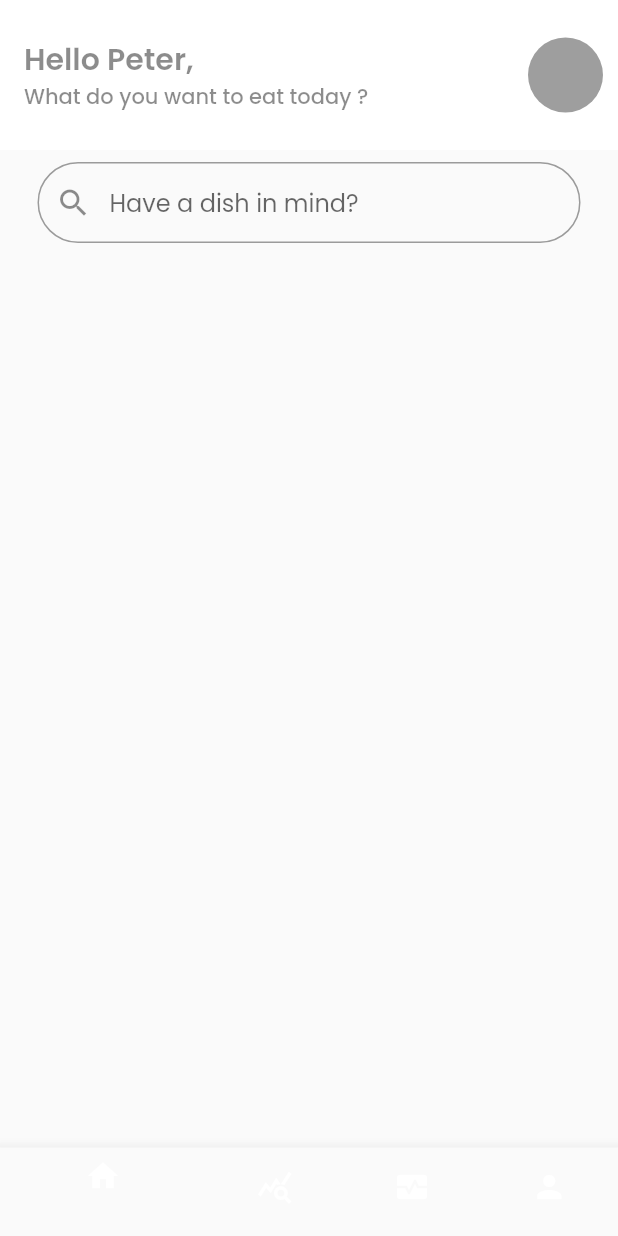
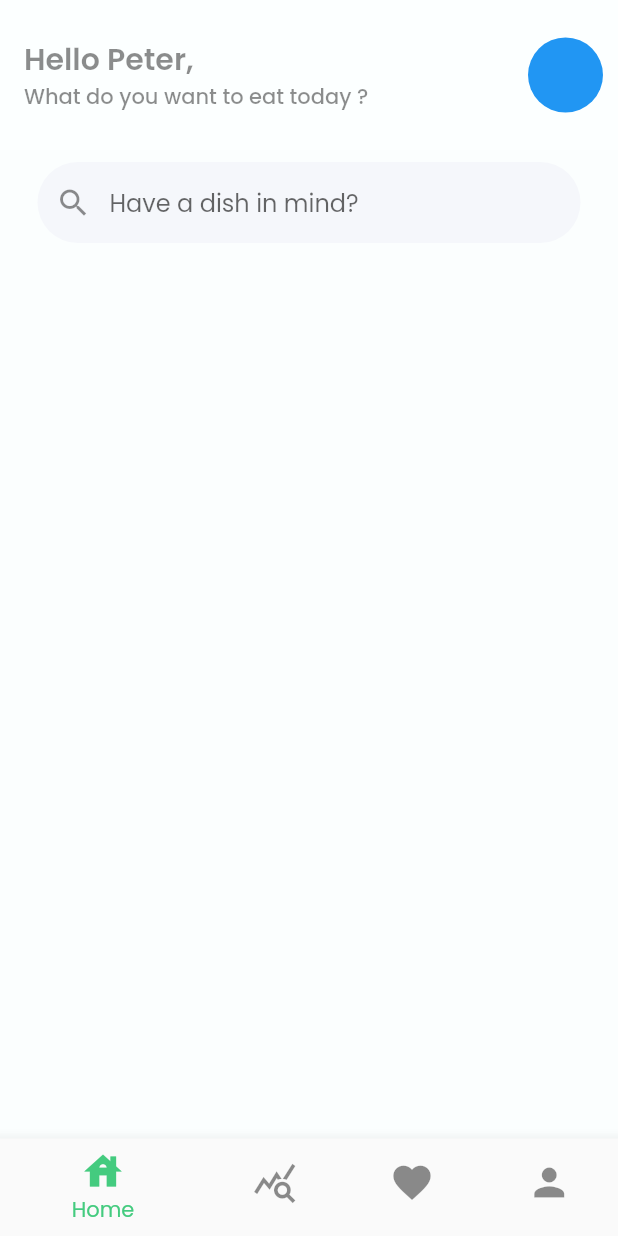
Before and after one commit to MaryemJaouadii/Foody, a Flutter app: the screen it shows after launch, on a phone screen of 412 x 824 dp. Run offline on Flutter 3.47's test engine with Material 2 defaults, Android fonts, the light colour scheme and no system bars; drawn by our look-alikes of searchfield; our stand-ins replace font_awesome_flutter, speech_to_text.

Commit message:
add BottomNavigationBar

```diff
--- a/lib/main.dart
+++ b/lib/main.dart
@@ -75,7 +75,8 @@ class _HomePageState extends State<HomePage> {
       theme: ThemeData(
         brightness: Brightness.light,
         //primaryColor: kprimaryColor,
-        fontFamily: 'Poppins'
+        fontFamily: 'Poppins',
+        scaffoldBackgroundColor: Color(0xFFFBFEFE),
       ),
       initialRoute: HomeScreen.id,
       routes: {
--- a/lib/screens/HomeScreen.dart
+++ b/lib/screens/HomeScreen.dart
@@ -1,6 +1,8 @@
 import 'package:flutter/cupertino.dart';
 import 'package:flutter/material.dart';
 import 'package:searchfield/searchfield.dart';
+import 'package:font_awesome_flutter/font_awesome_flutter.dart';
+
 
 
 class HomeScreen extends StatefulWidget {
@@ -13,11 +15,19 @@ class HomeScreen extends StatefulWidget {
 
 class _HomeScreenState extends State<HomeScreen> {
   var myList = ['ABC', 'CDE', 'EFG','HIJ'];
+  int _selectedIndex = 0;
+
+  void _onItemTapped(int index) {
+    setState(() {
+      _selectedIndex = index;
+    });
+  }
+
   @override
   Widget build(BuildContext context) {
     return Scaffold(
       appBar: AppBar(
-        backgroundColor: Colors.white,
+        backgroundColor: Color(0xFFFCFFFF),
         centerTitle: false,
         elevation: 0,
         toolbarHeight: 100,
@@ -49,21 +59,26 @@ class _HomeScreenState extends State<HomeScreen> {
                 height: 50,
                 decoration: const BoxDecoration(
                   shape: BoxShape.circle,
-                  color: Colors.grey, //remove this when you add image.
+                  color: Colors.blue, //remove this when you add image.
                 ),
               ),
             )
         ],
       ),
       bottomNavigationBar: BottomNavigationBar(
-        items: [
-          BottomNavigationBarItem(icon: Icon(Icons.home),label: ""),
-          BottomNavigationBarItem(icon: Icon(Icons.query_stats),label: ""),
-          BottomNavigationBarItem(icon: Icon(Icons.monitor_heart),label: ""),
-          BottomNavigationBarItem(icon: Icon(Icons.person),label: ""),
+        iconSize: 30.0,
+        unselectedItemColor: Colors.black45,
+        selectedItemColor: const Color(0xff44cb7f),
+        items: const [
+          BottomNavigationBarItem(icon: Icon(Icons.house,),label: "Home"),
+          BottomNavigationBarItem(icon: Icon(Icons.query_stats),label: "Stats"),
+          BottomNavigationBarItem(icon: Icon(Icons.favorite),label: "Favorites"),
+          BottomNavigationBarItem(icon: Icon(Icons.person),label: "Profile"),
+        ],
+        currentIndex: _selectedIndex,
+        onTap: _onItemTapped,
+      ),
 
-        ],
-      ),
       body: ListView(
         children: [
           Padding(
@@ -73,11 +88,14 @@ class _HomeScreenState extends State<HomeScreen> {
                   (e) => SearchFieldListItem(e),
                      ).toList(),
               searchInputDecoration: InputDecoration(
+                filled: true,
+                fillColor: Color(0xFFF5F7FB),
                 contentPadding: EdgeInsets.symmetric(vertical: 15.0),
                 hintText: "Have a dish in mind?",
                 prefixIcon: Icon(Icons.search),
                 border: OutlineInputBorder(
                   borderRadius: BorderRadius.circular(30),
+                  borderSide: BorderSide(style: BorderStyle.none, width: 0.0)
                 ),
               ),
             ),
--- a/pubspec.yaml
+++ b/pubspec.yaml
@@ -38,6 +38,7 @@ dependencies:
   avatar_glow: ^2.0.2
   highlight_text: ^1.3.0
   searchfield: ^0.6.2
+  font_awesome_flutter: ^10.0.0
 
 
 
```
Also changed, not shown: pubspec.lock.
